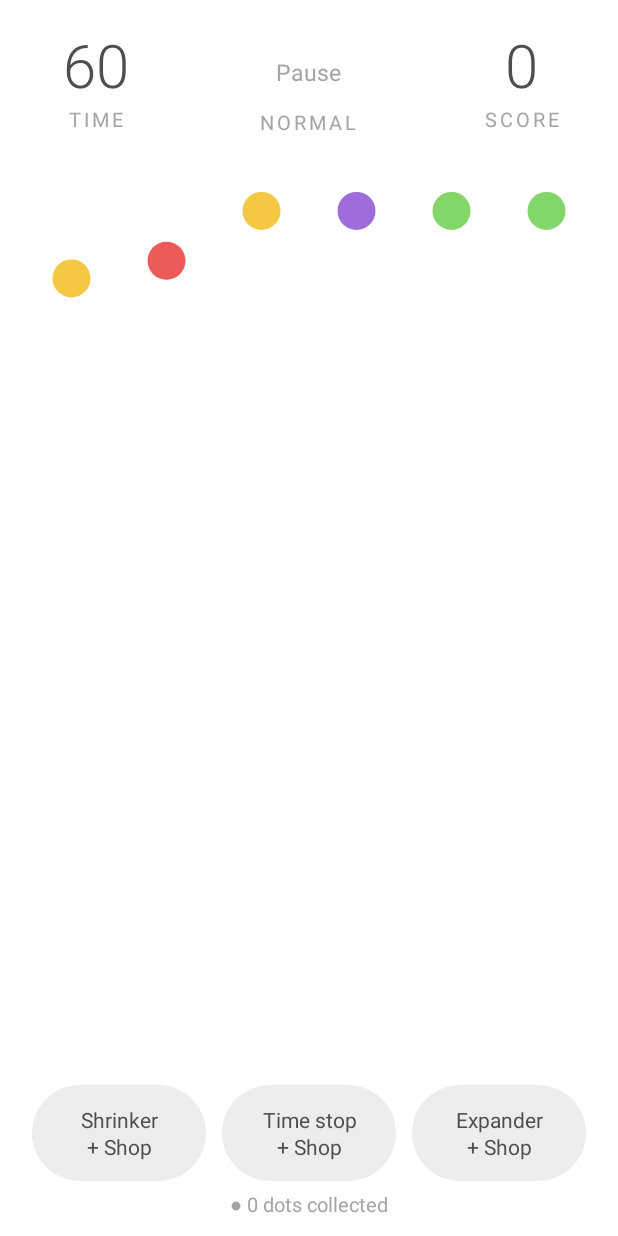
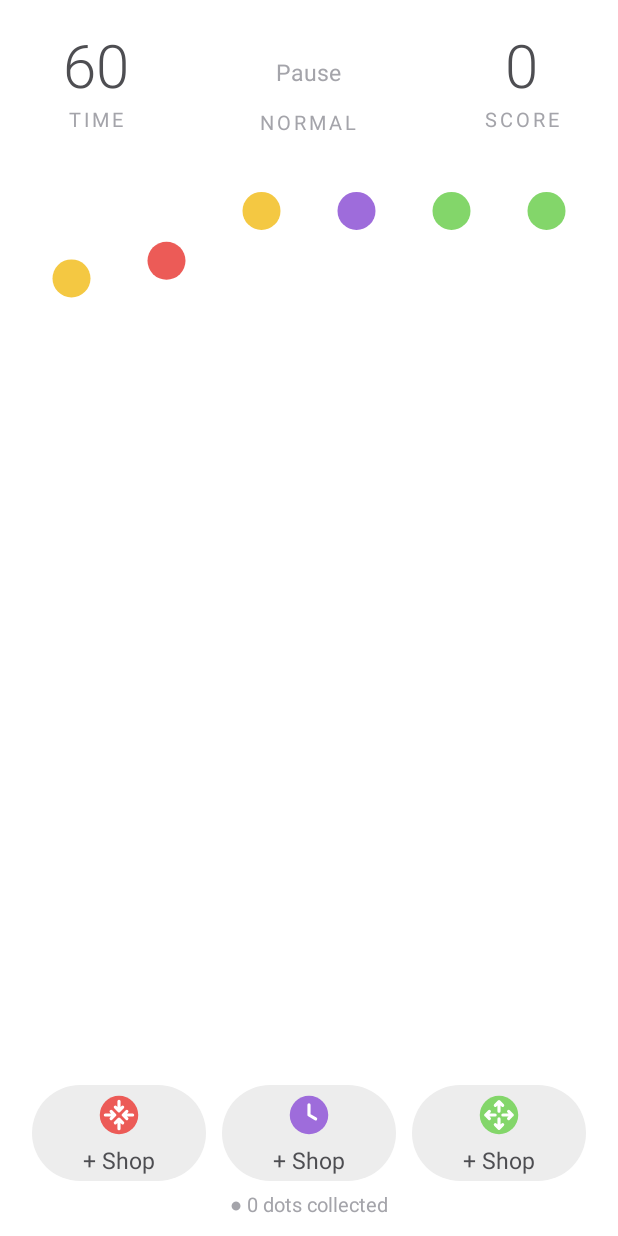
Before and after one commit to psIQos/spheres, an Android app: the GameActivity screen opened directly, with no data from a screen before it, on a phone screen of 412 x 824 dp. Run offline under Robolectric (Android 15) with nearby library versions, the phone set to English and light mode, and no system bars.

Commit message:
Icons for the power-ups, after the original Dots
Shrinker (arrows in, red), time stop (clock, purple) and expander (arrows
out, green) as vector drawables. The game buttons show the icon and the
stock; the shop shows the icon next to the name. Version 1.0.0-beta.10.

refs #3

Co-Authored-By: Claude Opus 5.5 <noreply@anthropic.com>
Claude-Session: https://claude.ai/code/session_016EEphveAdYepXobcWwmrtt

```diff
--- a/app/build.gradle.kts
+++ b/app/build.gradle.kts
@@ -11,8 +11,8 @@ android {
         applicationId = "com.psiqos.spheres"
         minSdk = 26
         targetSdk = 35
-        versionCode = 9
-        versionName = "1.0.0-beta.9"
+        versionCode = 10
+        versionName = "1.0.0-beta.10"
         // Longest gap between the taps of a double tap, if longer than the system's.
         buildConfigField("long", "DOUBLE_TAP_MS", "0L")
     }
--- a/app/src/main/java/com/psiqos/spheres/GameActivity.kt
+++ b/app/src/main/java/com/psiqos/spheres/GameActivity.kt
@@ -115,7 +115,10 @@ class GameActivity : Activity(), GameView.Listener {
             put(PowerUp.EXPANDER, findViewById(R.id.powerup_expander))
         }
         if (powerUpButtons.values.none { it === special }) special.visibility = View.GONE
-        for ((powerUp, button) in powerUpButtons) button.setOnClickListener { onPowerUp(powerUp) }
+        for ((powerUp, button) in powerUpButtons) {
+            button.setCompoundDrawablesRelativeWithIntrinsicBounds(0, powerUp.icon, 0, 0)
+            button.setOnClickListener { onPowerUp(powerUp) }
+        }
 
         Sound.enabled = Prefs.soundEnabled(this)
         Sound.load(this)
@@ -413,7 +416,14 @@ class GameActivity : Activity(), GameView.Listener {
                 PowerUp.EXPANDER -> getString(R.string.powerup_expander)
             }
             val count = wallet.count(p)
-            setIfChanged(button, if (count > 0) getString(R.string.powerup_label, name, count) else getString(R.string.powerup_label_buy, name))
+            val stock = if (count > 0) getString(R.string.powerup_count, count) else getString(R.string.powerup_buy)
+            // The icon says which power-up it is; in moves mode the time stop gives extra moves.
+            setIfChanged(button,
+                if (p == PowerUp.TIME_STOP && mode == GameMode.MOVES)
+                    getString(R.string.powerup_extra_moves_label, PowerUp.EXTRA_MOVES_COUNT, stock)
+                else stock)
+            val description = "$name $stock"
+            if (button.contentDescription != description) button.contentDescription = description
             val alpha = if (gameOver) 0.4f else 1f
             if (button.alpha != alpha) button.alpha = alpha
             val selected = pendingTarget == p
@@ -470,3 +480,11 @@ class GameActivity : Activity(), GameView.Listener {
         super.onDestroy()
     }
 }
+
+/** Icon of a power-up, after the original Dots. */
+private val PowerUp.icon: Int
+    get() = when (this) {
+        PowerUp.SHRINKER -> R.drawable.ic_shrinker
+        PowerUp.TIME_STOP -> R.drawable.ic_time_stop
+        PowerUp.EXPANDER -> R.drawable.ic_expander
+    }
--- /dev/null
+++ b/app/src/main/res/drawable/ic_expander.xml
@@ -0,0 +1,33 @@
+<?xml version="1.0" encoding="utf-8"?>
+<!-- Power-up icon, after the original Dots: white symbol on a colored dot. -->
+<vector xmlns:android="http://schemas.android.com/apk/res/android"
+    android:width="28dp"
+    android:height="28dp"
+    android:viewportWidth="24"
+    android:viewportHeight="24">
+    <path android:fillColor="#FF83D66A" android:pathData="M12,12m-11,0a11,11 0,1 1,22 0a11,11 0,1 1,-22 0" />
+    <path
+        android:pathData="M12,9.8L12,4.4M9.9,6.5L12,4.4L14.1,6.5"
+        android:strokeWidth="1.8"
+        android:strokeColor="#FFFFFFFF"
+        android:strokeLineCap="round"
+        android:strokeLineJoin="round" />
+    <path
+        android:pathData="M12,14.2L12,19.6M9.9,17.5L12,19.6L14.1,17.5"
+        android:strokeWidth="1.8"
+        android:strokeColor="#FFFFFFFF"
+        android:strokeLineCap="round"
+        android:strokeLineJoin="round" />
+    <path
+        android:pathData="M9.8,12L4.4,12M6.5,9.9L4.4,12L6.5,14.1"
+        android:strokeWidth="1.8"
+        android:strokeColor="#FFFFFFFF"
+        android:strokeLineCap="round"
+        android:strokeLineJoin="round" />
+    <path
+        android:pathData="M14.2,12L19.6,12M17.5,9.9L19.6,12L17.5,14.1"
+        android:strokeWidth="1.8"
+        android:strokeColor="#FFFFFFFF"
+        android:strokeLineCap="round"
+        android:strokeLineJoin="round" />
+</vector>
--- /dev/null
+++ b/app/src/main/res/drawable/ic_shrinker.xml
@@ -0,0 +1,33 @@
+<?xml version="1.0" encoding="utf-8"?>
+<!-- Power-up icon, after the original Dots: white symbol on a colored dot. -->
+<vector xmlns:android="http://schemas.android.com/apk/res/android"
+    android:width="28dp"
+    android:height="28dp"
+    android:viewportWidth="24"
+    android:viewportHeight="24">
+    <path android:fillColor="#FFEC5B57" android:pathData="M12,12m-11,0a11,11 0,1 1,22 0a11,11 0,1 1,-22 0" />
+    <path
+        android:pathData="M12,4.2L12,9.6M9.9,7.5L12,9.6L14.1,7.5"
+        android:strokeWidth="1.8"
+        android:strokeColor="#FFFFFFFF"
+        android:strokeLineCap="round"
+        android:strokeLineJoin="round" />
+    <path
+        android:pathData="M12,19.8L12,14.4M9.9,16.5L12,14.4L14.1,16.5"
+        android:strokeWidth="1.8"
+        android:strokeColor="#FFFFFFFF"
+        android:strokeLineCap="round"
+        android:strokeLineJoin="round" />
+    <path
+        android:pathData="M4.2,12L9.6,12M7.5,9.9L9.6,12L7.5,14.1"
+        android:strokeWidth="1.8"
+        android:strokeColor="#FFFFFFFF"
+        android:strokeLineCap="round"
+        android:strokeLineJoin="round" />
+    <path
+        android:pathData="M19.8,12L14.4,12M16.5,9.9L14.4,12L16.5,14.1"
+        android:strokeWidth="1.8"
+        android:strokeColor="#FFFFFFFF"
+        android:strokeLineCap="round"
+        android:strokeLineJoin="round" />
+</vector>
--- /dev/null
+++ b/app/src/main/res/drawable/ic_time_stop.xml
@@ -0,0 +1,15 @@
+<?xml version="1.0" encoding="utf-8"?>
+<!-- Power-up icon, after the original Dots: white symbol on a colored dot. -->
+<vector xmlns:android="http://schemas.android.com/apk/res/android"
+    android:width="28dp"
+    android:height="28dp"
+    android:viewportWidth="24"
+    android:viewportHeight="24">
+    <path android:fillColor="#FF9E6CDB" android:pathData="M12,12m-11,0a11,11 0,1 1,22 0a11,11 0,1 1,-22 0" />
+    <path
+        android:pathData="M12,6.2L12,12L15.8,14.2"
+        android:strokeWidth="1.8"
+        android:strokeColor="#FFFFFFFF"
+        android:strokeLineCap="round"
+        android:strokeLineJoin="round" />
+</vector>
--- a/app/src/main/res/layout/activity_shop.xml
+++ b/app/src/main/res/layout/activity_shop.xml
@@ -47,6 +47,7 @@
 
         <TextView
             style="@style/ShopName"
+            android:drawableStart="@drawable/ic_shrinker"
             android:text="@string/powerup_shrinker" />
 
         <TextView
@@ -67,6 +68,7 @@
 
         <TextView
             style="@style/ShopName"
+            android:drawableStart="@drawable/ic_time_stop"
             android:text="@string/powerup_time_stop" />
 
         <TextView
@@ -87,6 +89,7 @@
 
         <TextView
             style="@style/ShopName"
+            android:drawableStart="@drawable/ic_expander"
             android:text="@string/powerup_expander" />
 
         <TextView
--- a/app/src/main/res/values/strings.xml
+++ b/app/src/main/res/values/strings.xml
@@ -49,8 +49,9 @@
     <string name="powerup_hint_expander">Tap a dot to remove all dots of its color</string>
     <string name="powerup_too_expensive">%1$d more dots needed</string>
     <string name="wallet">● %1$d dots collected</string>
-    <string name="powerup_label">%1$s\n× %2$d</string>
-    <string name="powerup_label_buy">%1$s\n+ Shop</string>
+    <string name="powerup_count">× %1$d</string>
+    <string name="powerup_buy">+ Shop</string>
+    <string name="powerup_extra_moves_label">+%1$d · %2$s</string>
     <string name="powerup_none_shrinker">No shrinker left, get more in the shop</string>
     <string name="shop">Shop</string>
     <string name="wallet_at">● %1$d dots collected (%2$s)</string>
--- a/app/src/main/res/values/themes.xml
+++ b/app/src/main/res/values/themes.xml
@@ -74,8 +74,9 @@
         <item name="android:background">@drawable/btn_grey</item>
         <item name="android:gravity">center</item>
         <item name="android:textColor">@color/text_primary</item>
-        <item name="android:textSize">14sp</item>
-        <item name="android:lineSpacingMultiplier">1.1</item>
+        <item name="android:textSize">15sp</item>
+        <item name="android:paddingTop">6dp</item>
+        <item name="android:drawablePadding">2dp</item>
         <item name="android:clickable">true</item>
         <item name="android:focusable">true</item>
     </style>
@@ -83,6 +84,8 @@
     <style name="ShopName">
         <item name="android:layout_width">match_parent</item>
         <item name="android:layout_height">wrap_content</item>
+        <item name="android:gravity">center_vertical</item>
+        <item name="android:drawablePadding">12dp</item>
         <item name="android:textColor">@color/text_primary</item>
         <item name="android:textSize">22sp</item>
         <item name="android:fontFamily">sans-serif-medium</item>
```
Also changed, not shown: 1 other file.
